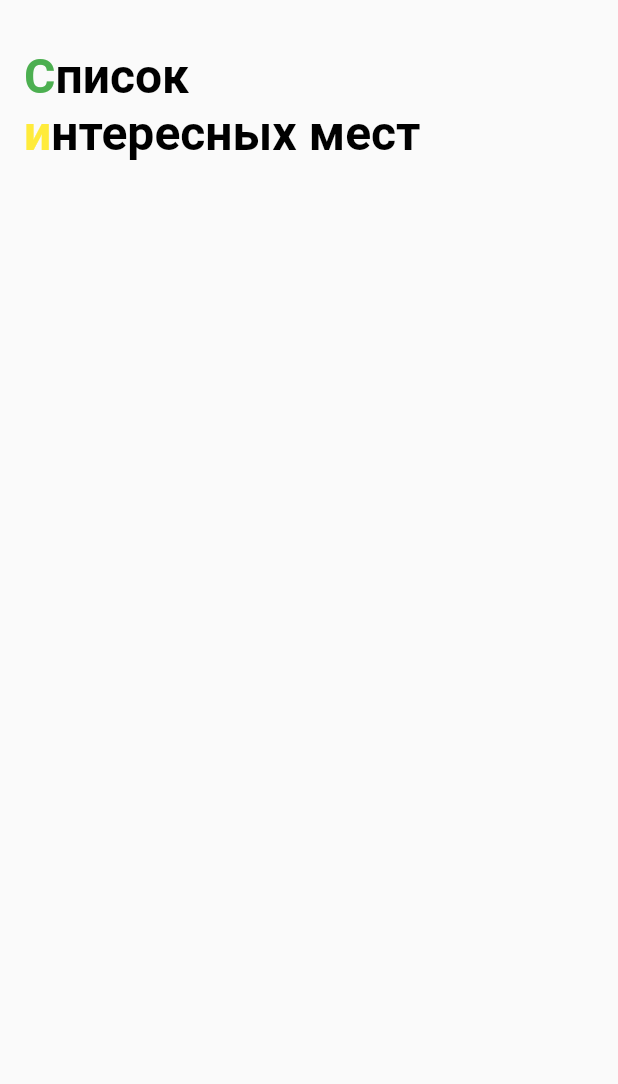
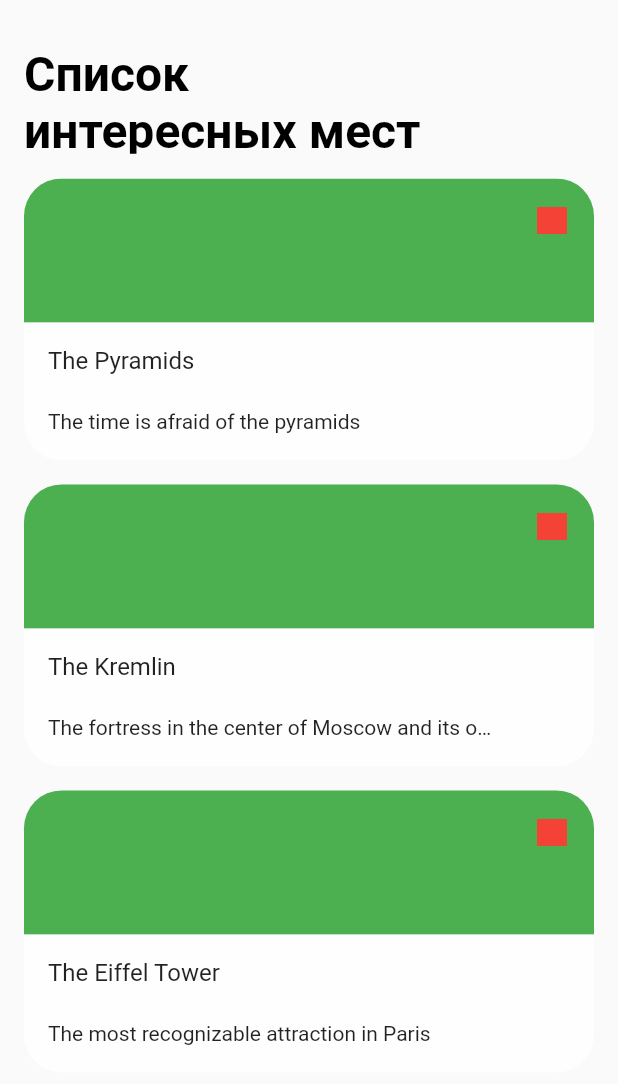
Before and after one commit to alexgogotov/places, a Flutter app: the screen it shows after launch, on a phone screen of 412 x 824 dp. Shown: the top 1084 px of the screen. Run offline on Flutter 3.47's test engine with Material 2 defaults, Android fonts, the phone set to English and light mode, and no system bars.

Commit message:
Основы верстки. Работа с позиционированием элементов.

```diff
--- /dev/null
+++ b/lib/domain/sight.dart
@@ -0,0 +1,13 @@
+
+
+class Sight {
+  final String name;
+  final double lat;
+  final double lon;
+  final String url;
+  final String details;
+  final String type;
+
+  Sight(this.name, this.lat, this.lon, this.url, this.details, this.type);
+
+}
--- /dev/null
+++ b/lib/mocks.dart
@@ -0,0 +1,7 @@
+import 'package:places/domain/sight.dart';
+
+final List<Sight> mocks = [
+  Sight('The Pyramids', 29.9792345, 31.1320132, 'https://upload.wikimedia.org/wikipedia/commons/a/af/All_Gizah_Pyramids.jpg', 'The time is afraid of the pyramids', 'The wonder of the Ancient World'),
+  Sight('The Kremlin', 55.7520233, 37.6153107, 'https://upload.wikimedia.org/wikipedia/commons/3/3d/Moscow_Kremlin_and_Bolshoy_Kamenny_Bridge_late_evening_01.JPG', 'The fortress in the center of Moscow and its oldest part', 'The wonder of the Middle Ages'),
+  Sight('The Eiffel Tower', 48.8583701, 2.2922926, 'https://upload.wikimedia.org/wikipedia/commons/8/85/Tour_Eiffel_Wikimedia_Commons_(cropped).jpg', 'The most recognizable attraction in Paris', 'The wonder of the Age of Steam'),
+];
--- /dev/null
+++ b/lib/ui/screen/sight_card.dart
@@ -0,0 +1,79 @@
+import 'package:flutter/material.dart';
+import 'package:places/domain/sight.dart';
+
+class SightCard extends StatelessWidget {
+  final Sight sight;
+
+  SightCard(this.sight);
+
+  @override
+  Widget build(BuildContext context) {
+    return Column(
+      children: [
+        Container(
+            width: double.infinity,
+            height: 96,
+            margin: EdgeInsets.symmetric(horizontal: 16),
+            decoration: BoxDecoration(
+                color: Colors.green,
+                shape: BoxShape.rectangle,
+                borderRadius: BorderRadius.only(
+                    topLeft: Radius.circular(25.0),
+                    topRight: Radius.circular(25.0))),
+            child: Stack(
+              children: [
+                Positioned(
+                  top: 19,
+                  right: 18,
+                  child: Container(
+                    width: 20,
+                    height: 18,
+                    color: Colors.red,
+                  ),
+                ),
+              ],
+            )),
+        Container(
+            width: double.infinity,
+            height: 92,
+            margin: EdgeInsets.only(left: 16, right: 16, bottom: 16),
+            decoration: BoxDecoration(
+                color: Colors.white70,
+                shape: BoxShape.rectangle,
+                borderRadius: BorderRadius.only(
+                    bottomLeft: Radius.circular(25.0),
+                    bottomRight: Radius.circular(25.0))),
+            child: Stack(
+              children: [
+                Positioned(
+                  top: 16,
+                  left: 16,
+                  child: Text(
+                    sight.name,
+                    style: TextStyle(
+                      fontSize: 16,
+                      fontFamily: "Roboto",
+                    ),
+                  ),
+                ),
+                Positioned(
+                  top: 58,
+                  left: 16,
+                  child: Container(
+                      width: 296,
+                      height: 18,
+                      child: Text(
+                        sight.details,
+                        style: TextStyle(
+                          fontSize: 14,
+                          fontFamily: "Roboto",
+                        ),
+                        overflow: TextOverflow.ellipsis,
+                      )),
+                ),
+              ],
+            )),
+      ],
+    );
+  }
+}
--- a/lib/ui/screen/sight_list_screen.dart
+++ b/lib/ui/screen/sight_list_screen.dart
@@ -1,4 +1,6 @@
 import 'package:flutter/material.dart';
+import 'package:places/ui/screen/sight_card.dart';
+import 'package:places/mocks.dart';
 
 class SightListScreen extends StatefulWidget {
   @override
@@ -10,41 +12,32 @@ class _SightListScreenState extends State<SightListScreen> {
   Widget build(BuildContext context) {
     return Scaffold(
       appBar: AppBar(
-          /*title: Text(
-            'Список\nинтересных мест',
-            maxLines: 2,
-            style: TextStyle(
-                color: Colors.black,
-                fontSize: 32,
-                fontFamily: "Roboto",
-                fontWeight: FontWeight.bold),
-          ),
-          toolbarHeight: 140,
-          backgroundColor: Theme.of(context).scaffoldBackgroundColor,
-          elevation: 0),*/
-          title: RichText(
-            text: TextSpan(
+          title: Container(
+            width: double.infinity,
+            height: 72,
+            margin: EdgeInsets.only(top: 14),
+            child: Text(
+              'Список\nинтересных мест',
+              maxLines: 2,
               style: TextStyle(
                   color: Colors.black,
                   fontSize: 32,
                   fontFamily: "Roboto",
                   fontWeight: FontWeight.bold),
-              children: [
-                TextSpan(children: [
-                  TextSpan(text: 'С', style: TextStyle(color: Colors.green)),
-                  TextSpan(text: 'писок')
-                ]),
-                TextSpan(children: [
-                  TextSpan(text: '\nи', style: TextStyle(color: Colors.yellow)),
-                  TextSpan(text: 'нтересных мест')
-                ])
-              ],
             ),
-            maxLines: 2,
           ),
-          toolbarHeight: 140,
+          toolbarHeight: 119,
           backgroundColor: Theme.of(context).scaffoldBackgroundColor,
-          elevation: 0),
+          elevation: 0,
+          titleSpacing: 16),
+
+      body: SingleChildScrollView(
+        child: Column(children: [
+          SightCard(mocks[0]),
+          SightCard(mocks[1]),
+          SightCard(mocks[2])
+        ],),
+      )
     );
   }
 }
```
Also changed, not shown: lib/main.dart (+2 -151 lines), lib/ui/screen/sight_details_screen.dart (added, +152 -0 lines).
